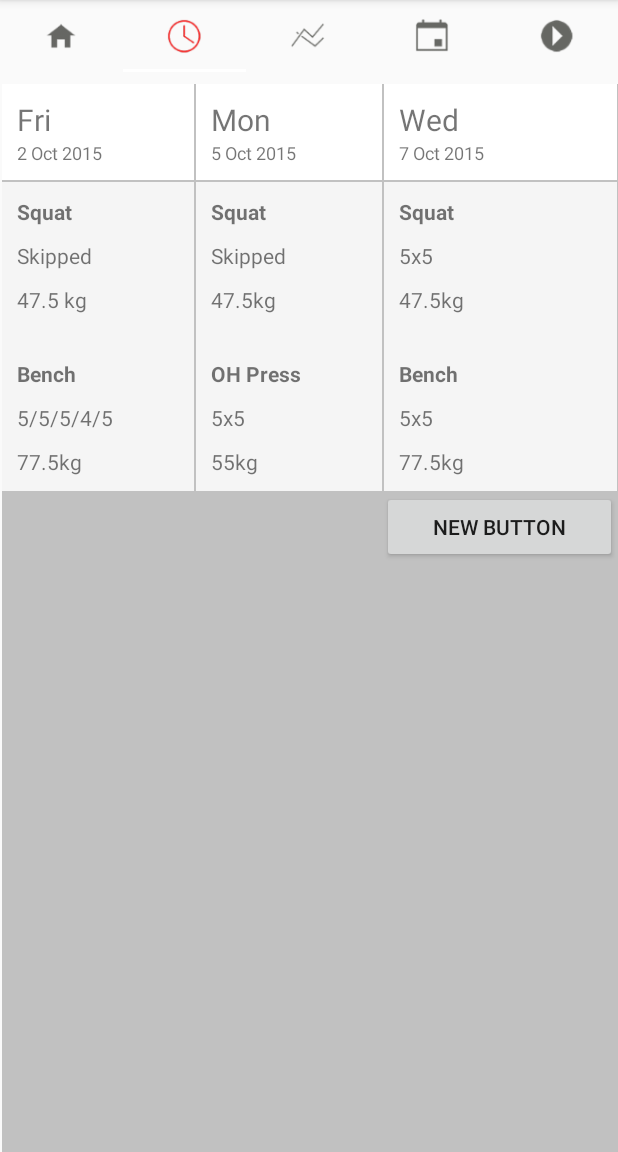
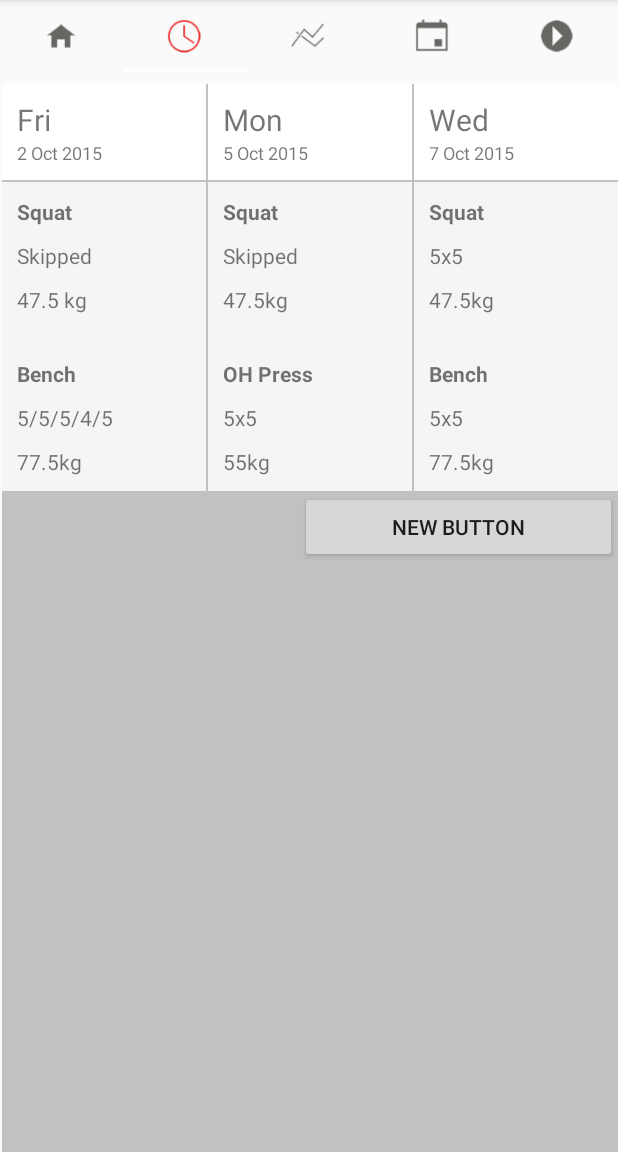
Before and after one commit to stanSagajnov1990/StrongliftsRebuild, an Android app: the screen it shows after launch (MainActivity), tab 2 chosen, on a phone screen of 412 x 824 dp, the part 84-1236 px from its top. Run offline under Robolectric (Android 15) with nearby library versions, the phone set to English and light mode, and no system bars.

Commit message:
tryout of horizontalscrollview

```diff
--- a/app/src/main/res/layout/fragment2_layout.xml
+++ b/app/src/main/res/layout/fragment2_layout.xml
@@ -21,13 +21,18 @@
             android:layout_width="match_parent"
             android:layout_height="match_parent">-->
 
+    <HorizontalScrollView
+        android:fillViewport="true"
+        android:layout_width="match_parent"
+        android:layout_height="match_parent">
+
         <TableLayout
             android:layout_width="match_parent"
             android:layout_height="match_parent"
+            android:layout_marginLeft="1dp"
+
             android:background="#C1C1C1"
-
-        android:stretchColumns="*"
-        android:layout_marginLeft="1dp">
+            android:stretchColumns="*">
 
             <TableRow
                 android:layout_width="match_parent"
@@ -38,6 +43,8 @@
                 <LinearLayout
                     android:background="#FFFFFF"
                     android:orientation="vertical"
+                    android:layout_width="0dp"
+                    android:layout_weight="3"
                     android:padding="10dp">
 
                     <TextView
@@ -56,32 +63,34 @@
                 </LinearLayout>
 
                 <LinearLayout
-                android:layout_width="match_parent"
+                    android:layout_width="0dp"
+                    android:layout_weight="3"
                     android:layout_height="match_parent"
+                    android:layout_marginLeft="1dp"
                     android:background="#FFFFFF"
                     android:orientation="vertical"
-                android:layout_marginLeft="1dp"
                     android:padding="10dp">
 
                     <TextView
                         android:id="@+id/textView3"
-                    android:textSize="20dp"
                         android:layout_width="wrap_content"
                         android:layout_height="wrap_content"
                         android:background="#FFFFFF"
-                    android:text="Mon"/>
+                        android:text="Mon"
+                        android:textSize="20dp"/>
 
                     <TextView
                         android:id="@+id/textView10"
-                    android:textSize="12dp"
                         android:layout_width="wrap_content"
                         android:layout_height="wrap_content"
                         android:background="#FFFFFF"
-                    android:text="5 Oct 2015"/>
+                        android:text="5 Oct 2015"
+                        android:textSize="12dp"/>
                 </LinearLayout>
 
                 <LinearLayout
-                android:layout_width="match_parent"
+                    android:layout_width="0dp"
+                    android:layout_weight="3"
                     android:layout_height="match_parent"
                     android:layout_marginLeft="1dp"
                     android:background="#FFFFFF"
@@ -99,11 +108,11 @@
                         android:textSize="20dp"/>
 
                     <TextView
+                        android:id="@+id/textView15"
                         android:layout_width="wrap_content"
                         android:layout_height="wrap_content"
+                        android:text="7 Oct 2015"
                         android:textAppearance="?android:attr/textAppearanceSmall"
-                    android:text="7 Oct 2015"
-                    android:id="@+id/textView15"
                         android:textSize="12dp"/>
                 </LinearLayout>
 
@@ -117,9 +126,12 @@
                 android:background="#C1C1C1">
 
                 <LinearLayout
+                    android:background="#F5F5F5"
                     android:orientation="vertical"
                     android:padding="10dp"
-                android:background="#F5F5F5">
+                    android:layout_width="0dp"
+                    android:layout_weight="3"
+                    >
 
                     <TextView
                         android:id="@+id/textView5"
@@ -145,67 +157,69 @@
                 </LinearLayout>
 
                 <LinearLayout
+                    android:layout_width="0dp"
+                    android:layout_weight="3"
+                    android:layout_height="match_parent"
+                    android:layout_marginLeft="1dp"
+                    android:background="#F5F5F5"
                     android:orientation="vertical"
-                android:layout_width="match_parent"
-                android:layout_height="match_parent"
-                android:padding="10dp"
-                android:background="#F5F5F5"
-                android:layout_marginLeft="1dp">
+                    android:padding="10dp">
 
                     <TextView
                         android:id="@+id/textView6"
                         android:layout_width="wrap_content"
                         android:layout_height="wrap_content"
+                        android:paddingBottom="10dp"
                         android:text="Squat"
-                    android:paddingBottom="10dp"
                         android:textStyle="bold"/>
 
                     <TextView
+                        android:id="@+id/textView11"
                         android:layout_width="wrap_content"
                         android:layout_height="wrap_content"
-                    android:textAppearance="?android:attr/textAppearanceSmall"
+                        android:paddingBottom="10dp"
                         android:text="Skipped"
-                    android:paddingBottom="10dp"
-                    android:id="@+id/textView11"/>
+                        android:textAppearance="?android:attr/textAppearanceSmall"/>
 
                     <TextView
+                        android:id="@+id/textView13"
                         android:layout_width="wrap_content"
                         android:layout_height="wrap_content"
-                    android:textAppearance="?android:attr/textAppearanceSmall"
                         android:text="47.5kg"
-                    android:id="@+id/textView13"/>
+                        android:textAppearance="?android:attr/textAppearanceSmall"/>
                 </LinearLayout>
 
                 <LinearLayout
+                    android:layout_width="0dp"
+                    android:layout_weight="3"
+                    android:layout_height="match_parent"
+                    android:layout_marginLeft="1dp"
+                    android:background="#F5F5F5"
                     android:orientation="vertical"
-                android:layout_width="match_parent"
-                android:layout_height="match_parent"
-                android:padding="10dp"
-                android:background="#F5F5F5"
-                android:layout_marginLeft="1dp">
+                    android:padding="10dp">
 
                     <TextView
                         android:id="@+id/textView7"
                         android:layout_width="wrap_content"
                         android:layout_height="wrap_content"
+                        android:layout_marginBottom="10dp"
                         android:text="Squat"
-                    android:textStyle="bold"
-                    android:layout_marginBottom="10dp"/>
+                        android:textStyle="bold"/>
 
                     <TextView
+                        android:id="@+id/textView12"
                         android:layout_width="wrap_content"
                         android:layout_height="wrap_content"
-                    android:textAppearance="?android:attr/textAppearanceSmall"
+                        android:layout_marginBottom="10dp"
                         android:text="5x5 "
-                    android:id="@+id/textView12"
-                    android:layout_marginBottom="10dp"/>
+                        android:textAppearance="?android:attr/textAppearanceSmall"/>
 
                     <TextView
+                        android:id="@+id/textView14"
                         android:layout_width="wrap_content"
                         android:layout_height="wrap_content"
-                    android:textAppearance="?android:attr/textAppearanceSmall"
                         android:text="47.5kg"
-                    android:id="@+id/textView14"/>
+                        android:textAppearance="?android:attr/textAppearanceSmall"/>
                 </LinearLayout>
 
             </TableRow>
@@ -216,106 +230,109 @@
                 android:layout_gravity="center_horizontal">
 
                 <LinearLayout
-                android:orientation="vertical"
-                android:layout_width="match_parent"
+                    android:layout_width="0dp"
+                    android:layout_weight="3"
                     android:layout_height="match_parent"
                     android:background="#F5F5F5"
-                android:padding="10dp"
-                android:baselineAligned="false">
+                    android:baselineAligned="false"
+                    android:orientation="vertical"
+                    android:padding="10dp">
 
                     <TextView
+                        android:id="@+id/textView16"
                         android:layout_width="wrap_content"
                         android:layout_height="wrap_content"
+                        android:layout_marginBottom="10dp"
+                        android:text="Bench"
                         android:textAppearance="?android:attr/textAppearanceSmall"
-                    android:text="Bench"
-                    android:id="@+id/textView16"
-                    android:textStyle="bold"
-                    android:layout_marginBottom="10dp"/>
+                        android:textStyle="bold"/>
 
                     <TextView
+                        android:id="@+id/textView17"
                         android:layout_width="wrap_content"
                         android:layout_height="wrap_content"
-                    android:textAppearance="?android:attr/textAppearanceSmall"
+                        android:layout_marginBottom="10dp"
                         android:text="5/5/5/4/5"
-                    android:id="@+id/textView17"
-                    android:layout_marginBottom="10dp"/>
+                        android:textAppearance="?android:attr/textAppearanceSmall"/>
 
                     <TextView
+                        android:id="@+id/textView18"
                         android:layout_width="wrap_content"
                         android:layout_height="wrap_content"
-                    android:textAppearance="?android:attr/textAppearanceSmall"
                         android:text="77.5kg"
-                    android:id="@+id/textView18"/>
+                        android:textAppearance="?android:attr/textAppearanceSmall"/>
                 </LinearLayout>
 
                 <LinearLayout
+                    android:layout_width="0dp"
+                    android:layout_weight="3"
+                    android:layout_height="match_parent"
+                    android:layout_column="1"
+                    android:layout_marginLeft="1dp"
+                    android:background="#F5F5F5"
+                    android:baselineAligned="false"
                     android:orientation="vertical"
-                android:layout_width="match_parent"
-                android:layout_height="match_parent"
-                android:background="#F5F5F5"
-                android:padding="10dp"
-                android:baselineAligned="false"
-                android:layout_column="1"
-                android:layout_marginLeft="1dp">
+                    android:padding="10dp">
 
                     <TextView
+                        android:id="@+id/textView19"
                         android:layout_width="wrap_content"
                         android:layout_height="wrap_content"
+                        android:layout_marginBottom="10dp"
+                        android:text="OH Press"
                         android:textAppearance="?android:attr/textAppearanceSmall"
-                    android:text="OH Press"
-                    android:id="@+id/textView19"
-                    android:textStyle="bold"
-                    android:layout_marginBottom="10dp"/>
+                        android:textStyle="bold"/>
 
                     <TextView
+                        android:id="@+id/textView20"
                         android:layout_width="wrap_content"
                         android:layout_height="wrap_content"
-                    android:textAppearance="?android:attr/textAppearanceSmall"
+                        android:layout_marginBottom="10dp"
                         android:text="5x5"
-                    android:id="@+id/textView20"
-                    android:layout_marginBottom="10dp"/>
+                        android:textAppearance="?android:attr/textAppearanceSmall"/>
 
                     <TextView
+                        android:id="@+id/textView21"
                         android:layout_width="wrap_content"
                         android:layout_height="wrap_content"
-                    android:textAppearance="?android:attr/textAppearanceSmall"
                         android:text="55kg"
-                    android:id="@+id/textView21"/>
+                        android:textAppearance="?android:attr/textAppearanceSmall"/>
                 </LinearLayout>
 
                 <LinearLayout
+                    android:layout_width="0dp"
+                    android:layout_weight="3"
+                    android:layout_height="match_parent"
+                    android:layout_column="2"
+                    android:layout_marginLeft="1dp"
+                    android:background="#F5F5F5"
+                    android:baselineAligned="false"
                     android:orientation="vertical"
-                android:layout_width="match_parent"
-                android:layout_height="match_parent"
-                android:background="#F5F5F5"
-                android:padding="10dp"
-                android:baselineAligned="false"
-                android:layout_column="2"
-                android:layout_marginLeft="1dp">
+                    android:padding="10dp">
 
                     <TextView
+                        android:id="@+id/textView22"
                         android:layout_width="wrap_content"
                         android:layout_height="wrap_content"
+                        android:layout_marginBottom="10dp"
+                        android:text="Bench"
                         android:textAppearance="?android:attr/textAppearanceSmall"
-                    android:text="Bench"
-                    android:id="@+id/textView22"
-                    android:textStyle="bold"
-                    android:layout_marginBottom="10dp"/>
+                        android:textStyle="bold"/>
 
                     <TextView
+                        android:id="@+id/textView23"
                         android:layout_width="wrap_content"
                         android:layout_height="wrap_content"
-                    android:textAppearance="?android:attr/textAppearanceSmall"
+                        android:layout_marginBottom="10dp"
                         android:text="5x5"
-                    android:id="@+id/textView23"
-                    android:layout_marginBottom="10dp"/>
+                        android:textAppearance="?android:attr/textAppearanceSmall"/>
 
                     <TextView
+                        android:id="@+id/textView24"
                         android:layout_width="wrap_content"
                         android:layout_height="wrap_content"
-                    android:textAppearance="?android:attr/textAppearanceSmall"
                         android:text="77.5kg"
-                    android:id="@+id/textView24"/>
+                        android:textAppearance="?android:attr/textAppearanceSmall"/>
                 </LinearLayout>
             </TableRow>
 
@@ -466,11 +483,12 @@
                 android:layout_height="match_parent">
 
                 <Button
-                android:text="New Button"
                     android:id="@+id/button"
-                android:layout_column="2"/>
+                    android:layout_column="2"
+                    android:text="New Button"/>
             </TableRow>
         </TableLayout>
+    </HorizontalScrollView>
     <!--</RelativeLayout>
 </android.support.v4.view.ViewPager>-->
 </LinearLayout>
```
Lines whose indentation alone changed are shown as unchanged.
